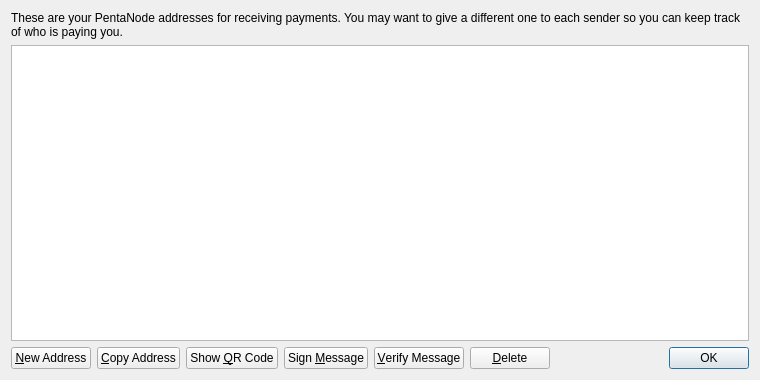
Before: the Qt Designer form src/qt/forms/addressbookpage.ui in MCLXI/CatoCore, drawn with Qt 5.
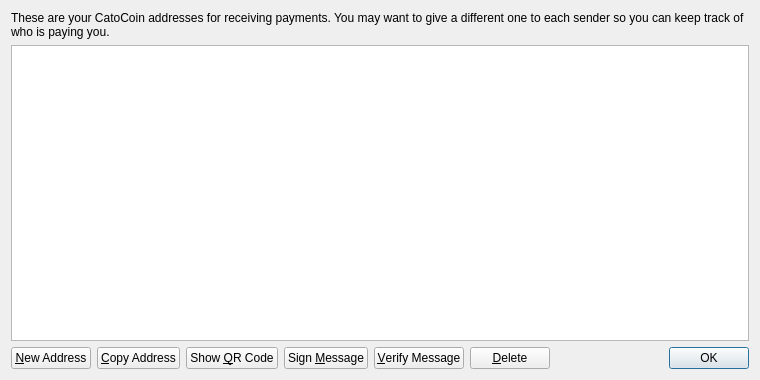
After: the same form once the commit is applied.

The edit to the form file:
```diff
--- a/src/qt/forms/addressbookpage.ui
+++ b/src/qt/forms/addressbookpage.ui
@@ -17,7 +17,7 @@
    <item>
     <widget class="QLabel" name="labelExplanation">
      <property name="text">
-      <string>These are your PentaNode addresses for receiving payments. You may want to give a different one to each sender so you can keep track of who is paying you.</string>
+      <string>These are your CatoCoin addresses for receiving payments. You may want to give a different one to each sender so you can keep track of who is paying you.</string>
      </property>
      <property name="textFormat">
       <enum>Qt::PlainText</enum>
```
Left out of the diff: 4 changed lines with no effect on the pictures.
